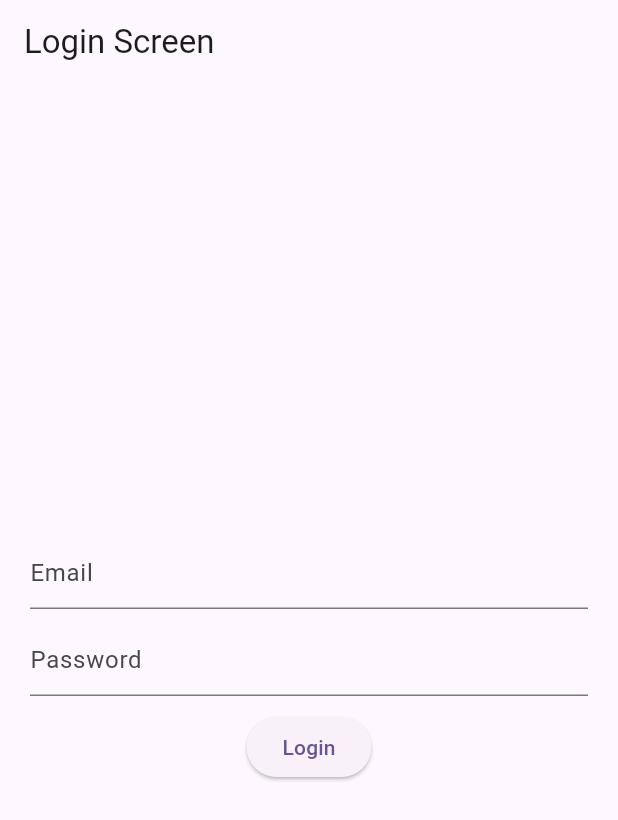
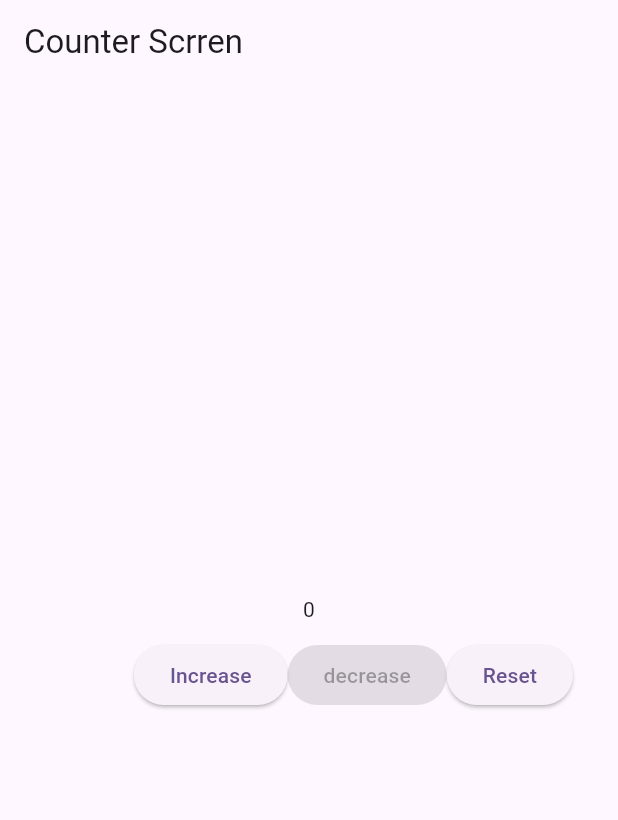
Before and after one commit to vishalsawantt/flutter_bloc_lab, a Flutter app: the screen it shows after launch, on a phone screen of 412 x 824 dp. Shown: the top 820 px of the screen. Run offline on Flutter 3.47's test engine with Material 3 defaults, Android fonts, the phone set to English and light mode, and no system bars; our stand-ins replace cloud_firestore, dio, equatable, firebase_core, firebase_messaging, flutter_bloc and 2 more; accounts and stored records are empty.

Commit message:
Second Screen

```diff
--- a/lib/main.dart
+++ b/lib/main.dart
@@ -12,6 +12,7 @@ import 'package:flutter_bloc_lab/features/rest-api-with-bloc/data/repository/rep
 import 'package:flutter_bloc_lab/features/rest-api-with-bloc/presentation/bloc/product_bloc.dart';
 import 'package:flutter_bloc_lab/features/rest-api-with-bloc/presentation/screens/product_list_screen.dart';
 import 'package:flutter_bloc_lab/firebase_options.dart';
+import 'package:flutter_bloc_lab/ui-practices/counterscreen.dart';
 import 'package:flutter_bloc_lab/ui-practices/loginscreen.dart';
 
 import 'features/listfeatch/data/services/local_data_source.dart';
@@ -120,7 +121,7 @@ class MyApp extends StatelessWidget {
             seedColor: Colors.deepPurple,
           ),
         ),
-        home: const Loginscreen(),
+        home: const Counterscreen(),
       ),
     );
   }
--- /dev/null
+++ b/lib/ui-practices/counterscreen.dart
@@ -0,0 +1,62 @@
+import 'package:flutter/material.dart';
+
+class Counterscreen extends StatefulWidget {
+  const Counterscreen({super.key});
+
+  @override
+  State<Counterscreen> createState() => _CounterscreenState();
+}
+
+class _CounterscreenState extends State<Counterscreen> {
+  int count = 0;
+  @override
+  Widget build(BuildContext context) {
+    return Scaffold(
+      appBar: AppBar(title: Text("Counter Scrren")),
+      body: Padding(
+        padding: const EdgeInsets.all(20),
+        child: Column(
+          mainAxisAlignment: MainAxisAlignment.center,
+          children: [
+            Text(
+              '$count'
+            ),
+
+            Padding(
+            padding: const EdgeInsets.all(10),
+              child: Row(
+                mainAxisAlignment: MainAxisAlignment.end,
+                children: [
+                  ElevatedButton(
+                    onPressed: () {
+                      setState(() {
+                        count++;
+                      });
+                    },
+                    child: Text('Increase')),
+
+                  ElevatedButton(
+                    onPressed: count == 0 ? null
+                      : () {
+                        setState(() {
+                          count--;
+                        });
+                    },
+                    child: Text('decrease')),
+
+                  ElevatedButton(
+                    onPressed: () {
+                      setState(() {
+                        count = 0;
+                      });
+                    },
+                    child: Text('Reset')),
+                ],
+              ),
+            ),
+          ],
+        ),
+      ),
+    );
+  }
+}
--- a/lib/ui-practices/loginscreen.dart
+++ b/lib/ui-practices/loginscreen.dart
@@ -33,6 +33,7 @@ class _LoginscreenState extends State<Loginscreen> {
             const SizedBox(height: 10),
             TextField(
               controller: passwordController,
+              obscureText: true,
               decoration: InputDecoration(
                 hintText: 'Password',
                 errorText: passwordError,
```
